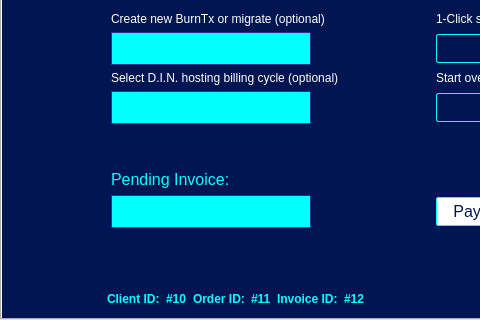
The window that src/qt/forms/masternodelist.ui (hardwarewise/SIN-core) describes before a commit, drawn with Qt 5; both pictures show x 0 to 480 and y 280 to 600 of the 1000 by 600 pixel window.
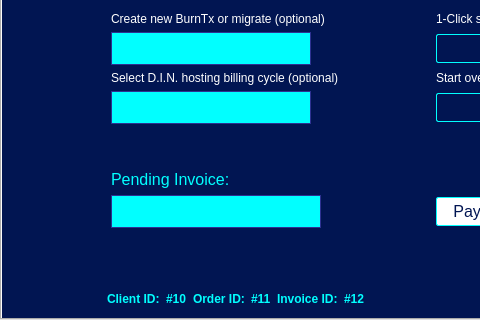
The same window after the commit. Icons and pictures are not drawn.

Commit message: Small visual changes to the setUP tab.

Diff of the .ui file:
```diff
--- a/src/qt/forms/masternodelist.ui
+++ b/src/qt/forms/masternodelist.ui
@@ -1144,13 +1144,18 @@
                 </property>
                 <property name="maximumSize">
                  <size>
-                  <width>200</width>
+                  <width>210</width>
                   <height>16777215</height>
                  </size>
                 </property>
                 <property name="styleSheet">
-                 <string notr="true">font-size:14px;
-font-weight: normal;</string>
+                 <string notr="true">QComboBox {
+font-size:12px;
+font-weight: normal;
+}
+QComboBox QAbstractItemView  {
+min-width: 270px;
+    }</string>
                 </property>
                </widget>
               </item>
```
The commit also changes 1 other file.
